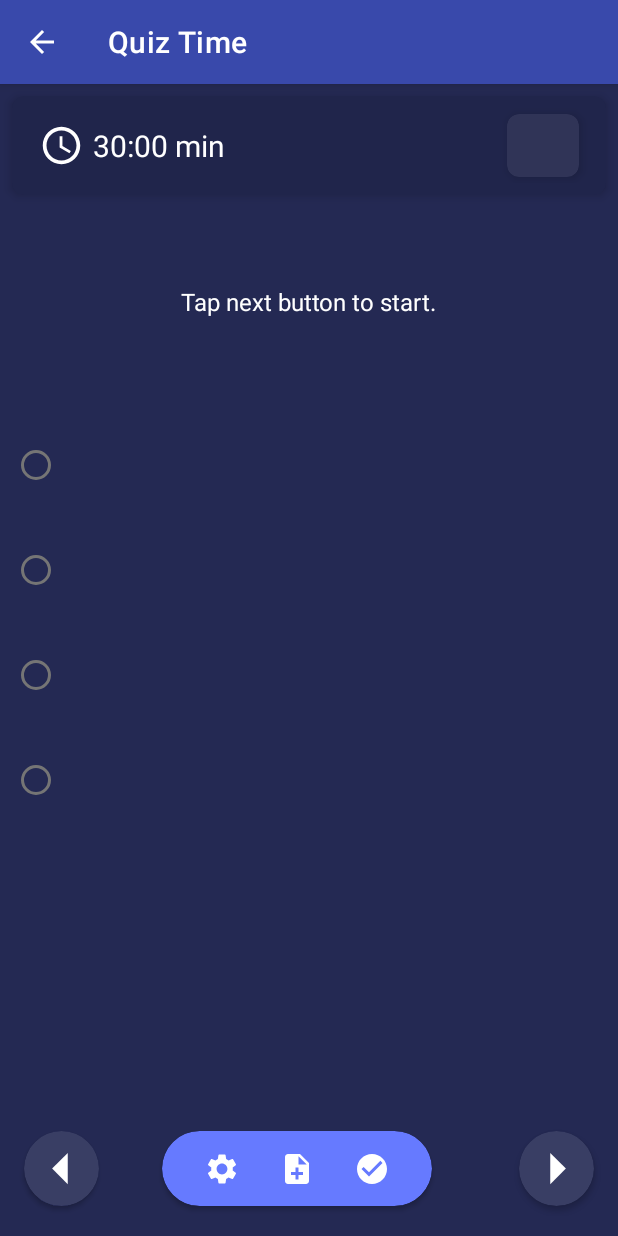
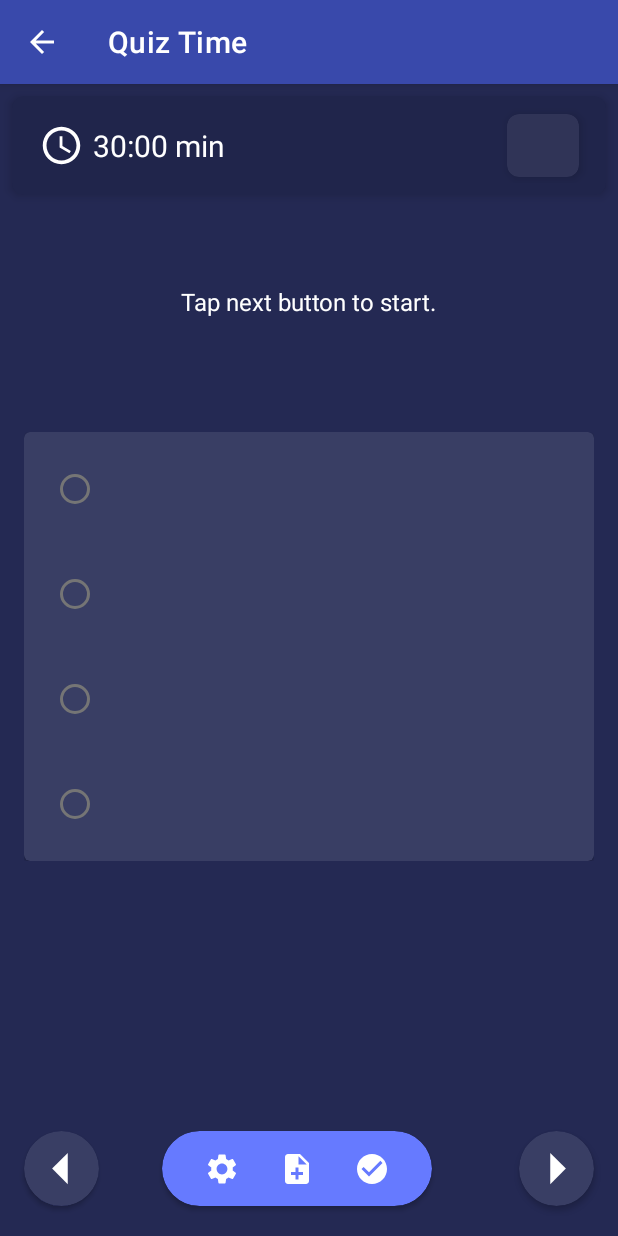
Before and after one commit to vjastoni/Illumination, an Android app: the PlayQuiz screen opened directly, with no data from a screen before it, on a phone screen of 412 x 824 dp. Run offline under Robolectric (Android 15) with nearby library versions, the phone set to English and light mode, and no system bars; our stand-ins replace Firebase (no records; nobody signed in at launch, a user with empty details on screens opened directly); 1 statement that could not run was skipped.

Commit message:
adds details

```diff
--- a/app/src/main/java/com/example/illumination_test/Activity/PlayQuiz.java
+++ b/app/src/main/java/com/example/illumination_test/Activity/PlayQuiz.java
@@ -43,7 +43,7 @@ public class PlayQuiz extends AppCompatActivity {
 
     Quiz quiz;
 
-    ImageButton submitExam;
+    ImageButton submitExam, btnFavorites;
     Toolbar backButton;
     RadioGroup playQuizOptionContainer;
     RadioButton playQuizOption1, playQuizOption2, playQuizOption3, playQuizOption4;
@@ -79,6 +79,7 @@ public class PlayQuiz extends AppCompatActivity {
         playQuizOption2 = findViewById(R.id.playQuizOption2);
         playQuizOption3 = findViewById(R.id.playQuizOption3);
         playQuizOption4 = findViewById(R.id.playQuizOption4);
+        btnFavorites = findViewById(R.id.btnFavorites);
 
         quiz = getIntent().getParcelableExtra(QUIZ);
         String subject = quiz.getSubject();
@@ -121,6 +122,13 @@ public class PlayQuiz extends AppCompatActivity {
             @Override
             public void onCancelled(@NonNull DatabaseError error) {
 
+            }
+        });
+
+        btnFavorites.setOnClickListener(new View.OnClickListener() {
+            @Override
+            public void onClick(View view) {
+                Toast.makeText(PlayQuiz.this, "Saved to Favorites.", Toast.LENGTH_SHORT).show();
             }
         });
 
--- a/app/src/main/java/com/example/illumination_test/Dialog/DialogAddCategory.java
+++ b/app/src/main/java/com/example/illumination_test/Dialog/DialogAddCategory.java
@@ -58,9 +58,6 @@ public class DialogAddCategory extends AppCompatDialogFragment {
                 System.out.println(questionsMap);
                 databaseReference = FirebaseDatabase.getInstance().getReference("Users").child(user.getUid()).child("Quizzes");
                 databaseReference.child(newCategory).setValue(exam);
-
-
-
                 dismiss();
             }
         });
--- a/app/src/main/java/com/example/illumination_test/RecViewClass/QuizRecViewAdapter.java
+++ b/app/src/main/java/com/example/illumination_test/RecViewClass/QuizRecViewAdapter.java
@@ -88,6 +88,7 @@ public class QuizRecViewAdapter extends RecyclerView.Adapter<QuizRecViewAdapter.
             parent = itemView.findViewById(R.id.parent);
             quizItem = itemView.findViewById(R.id.quizItem);
             playButton = itemView.findViewById(R.id.playButton);
+
         }
     }
 }
--- a/app/src/main/res/layout/activity_add_edit_question.xml
+++ b/app/src/main/res/layout/activity_add_edit_question.xml
@@ -83,7 +83,7 @@
                             android:layout_below="@+id/totalTimer"
                             android:layout_marginTop="6dp"
                             android:layout_marginRight="116dp"
-                            android:text="Total Question: 1"
+                            android:text="Total Question: 10"
                             android:textColor="@color/white" />
 
                         <TextView
@@ -92,7 +92,7 @@
                             android:layout_height="wrap_content"
                             android:layout_alignParentEnd="true"
                             android:layout_toRightOf="@+id/totalTimer"
-                            android:text="06-12-2022"
+                            android:text="01-23-2023"
                             android:textColor="@color/white" />
 
                         <TextView
--- a/app/src/main/res/layout/activity_play_quiz.xml
+++ b/app/src/main/res/layout/activity_play_quiz.xml
@@ -49,7 +49,7 @@
                 android:layout_gravity="center"
                 android:layout_marginLeft="10dp"
                 android:src="@drawable/ic_baseline_access_time_24"
-                app:tint="@color/white"/>
+                app:tint="@color/white" />
 
             <TextView
                 android:layout_width="wrap_content"
@@ -71,8 +71,8 @@
                     android:layout_width="wrap_content"
                     android:layout_height="wrap_content"
                     android:layout_gravity="center"
+                    android:layout_marginRight="10dp"
                     android:backgroundTint="#303457"
-                    android:layout_marginRight="10dp"
                     app:cardCornerRadius="8dp"
                     app:cardElevation="4dp">
 
@@ -110,12 +110,20 @@
         android:layout_height="wrap_content"
         android:layout_below="@+id/playQuizQuestion"
         android:layout_marginTop="60dp"
+        android:padding="16dp"
         android:orientation="vertical">
+
+        <com.google.android.material.card.MaterialCardView
+            android:layout_width="match_parent"
+            android:layout_height="wrap_content"
+            android:backgroundTint="#393e64">
 
             <RadioGroup
                 android:id="@+id/playQuizOptionContainer"
                 android:layout_width="match_parent"
                 android:layout_height="wrap_content"
+                android:layout_marginLeft="10dp"
+                android:layout_marginRight="10dp"
                 android:padding="8dp">
 
                 <RadioButton
@@ -168,6 +176,8 @@
 
             </RadioGroup>
 
+        </com.google.android.material.card.MaterialCardView>
+
     </LinearLayout>
 
     <LinearLayout
@@ -199,8 +209,8 @@
                 <ImageView
                     android:layout_width="match_parent"
                     android:layout_height="match_parent"
-                    app:tint="@color/white"
-                    android:src="@drawable/ic_baseline_arrow_left_24" />
+                    android:src="@drawable/ic_baseline_arrow_left_24"
+                    app:tint="@color/white" />
 
             </com.google.android.material.card.MaterialCardView>
 
@@ -237,6 +247,7 @@
                         android:layout_height="wrap_content" />
 
                     <ImageButton
+                        android:id="@+id/btnFavorites"
                         android:layout_width="30dp"
                         android:layout_height="30dp"
                         android:layout_gravity="center"
@@ -286,8 +297,8 @@
                     <ImageView
                         android:layout_width="match_parent"
                         android:layout_height="match_parent"
-                        app:tint="@color/white"
-                        android:src="@drawable/ic_baseline_arrow_right_24" />
+                        android:src="@drawable/ic_baseline_arrow_right_24"
+                        app:tint="@color/white" />
 
                 </com.google.android.material.card.MaterialCardView>
 
--- a/app/src/main/res/layout/quiz_list_item.xml
+++ b/app/src/main/res/layout/quiz_list_item.xml
@@ -48,7 +48,7 @@
             android:layout_toRightOf="@+id/quizItemLabel"
             android:layout_marginStart="5dp"
             android:layout_marginTop="2dp"
-            android:text="0"
+            android:text="10"
             android:textColor="@color/white"/>
 
         <ProgressBar
```
Lines whose indentation alone changed are shown as unchanged.
